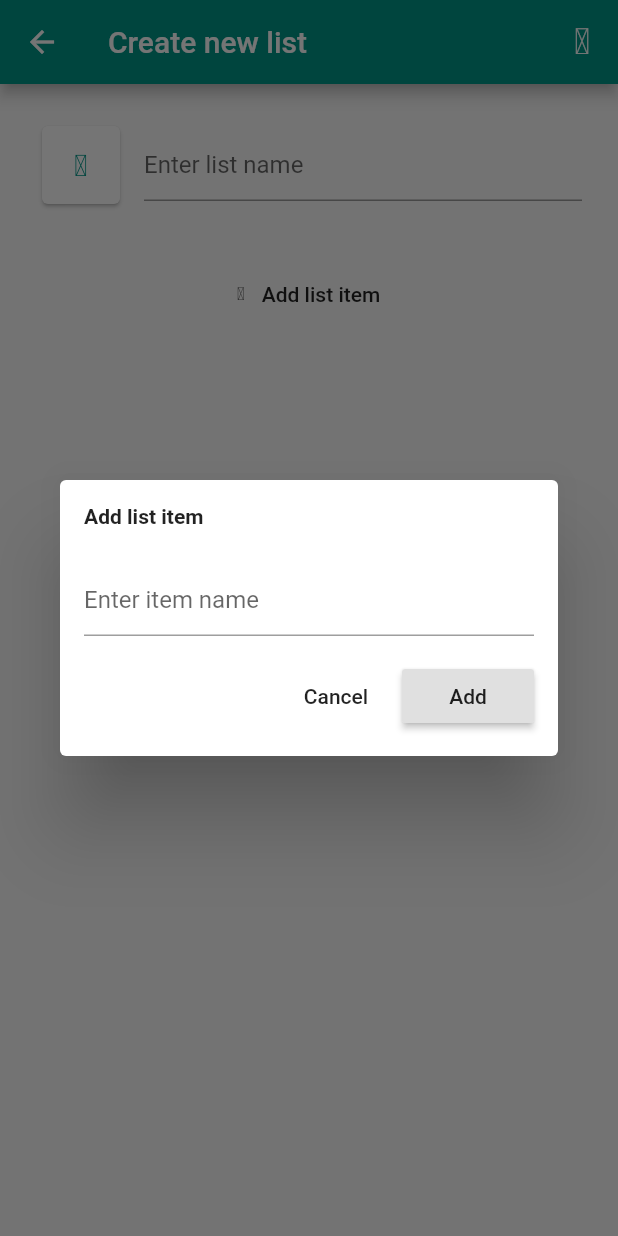
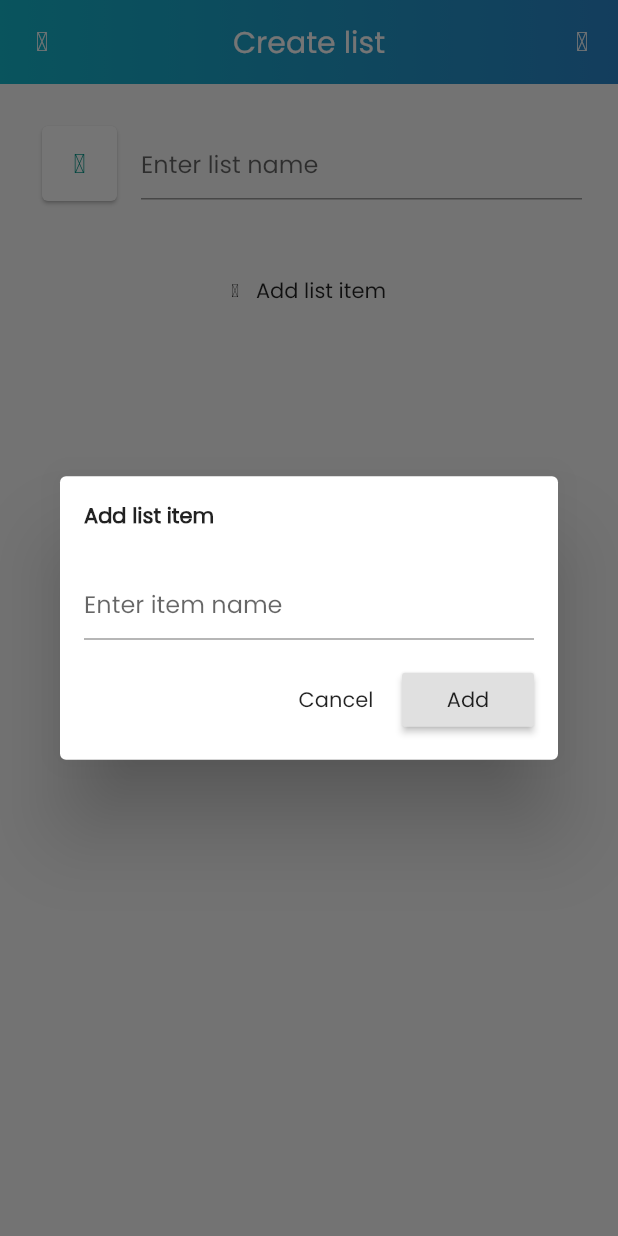
Before and after one commit to shyrwinsia/dcydr, a Flutter app: the AddListPage screen opened directly, after a tap on "Add list item", on a phone screen of 412 x 824 dp. Run offline on Flutter 3.47's test engine with Material 2 defaults, Android fonts, the phone set to English and light mode, and no system bars; our stand-ins replace font_awesome_flutter, gradient_app_bar, sembast; missing offline and left inert: flat_icons_flutter; Roboto replaces fonts that are missing (Raleway).

Commit message:
Prettier UI

```diff
--- a/lib/data/types.dart
+++ b/lib/data/types.dart
@@ -42,71 +42,59 @@
 
   static Icon iconFromType(String type) {
     switch (type.toLowerCase()) {
-      case 'people':
+      case 'user':
         return Icon(
           FlatIcons.user,
-          color: Colors.lightBlue,
-          size: 20,
+          color: Colors.blue,
+          size: 18,
         );
-      case 'objects':
+      case 'star':
         return Icon(
-          FlatIcons.user,
-          color: Colors.brown,
-          size: 20,
+          FlatIcons.star,
+          color: Colors.orange,
+          size: 18,
         );
-      case 'places':
+      case 'location':
         return Icon(
-          FlatIcons.pin,
+          FlatIcons.map_location,
           color: Colors.red,
-          size: 20,
+          size: 18,
         );
-      case 'food':
+      case 'megaphone':
         return Icon(
-          FlatIcons.user,
-          color: Colors.green,
-          size: 20,
+          FlatIcons.megaphone,
+          color: Colors.purple,
+          size: 18,
         );
-      case 'animals':
+      case 'diamond':
         return Icon(
-          FlatIcons.user,
-          color: Colors.orange,
-          size: 20,
+          FlatIcons.diamond,
+          color: Colors.indigo,
+          size: 18,
         );
-      case 'music':
+      case 'tag':
         return Icon(
-          FlatIcons.user,
-          color: Colors.purple,
-          size: 20,
+          FlatIcons.price_tag,
+          color: Colors.cyan,
+          size: 18,
         );
-      case 'games':
+      case 'idea':
         return Icon(
-          FlatIcons.user,
-          color: Colors.indigo,
-          size: 20,
+          FlatIcons.idea,
+          color: Colors.amber,
+          size: 18,
         );
-      case 'activities':
+      case 'list':
         return Icon(
-          FlatIcons.user,
-          color: Colors.deepPurple,
-          size: 20,
-        );
-      case 'transportation':
-        return Icon(
-          FlatIcons.user,
-          color: Colors.deepOrange,
-          size: 20,
-        );
-      case 'random':
-        return Icon(
-          FlatIcons.user,
-          color: Colors.blueGrey,
-          size: 20,
+          FlatIcons.list,
+          color: Colors.teal,
+          size: 18,
         );
       default:
         return Icon(
-          FlatIcons.user,
+          FlatIcons.list,
           color: Colors.teal,
-          size: 20,
+          size: 18,
         );
     }
   }
--- a/lib/pages/addlistpage.dart
+++ b/lib/pages/addlistpage.dart
@@ -1,6 +1,7 @@
 import 'package:choosr/data/types.dart';
 import 'package:flat_icons_flutter/flat_icons_flutter.dart';
 import 'package:flutter/material.dart';
+import 'package:gradient_app_bar/gradient_app_bar.dart';
 
 class AddListPage extends StatefulWidget {
   @override
@@ -14,14 +15,30 @@
   @override
   Widget build(BuildContext context) {
     return Scaffold(
-      appBar: AppBar(
-        title: Text('Create new list'),
+      appBar: GradientAppBar(
+        backgroundColorStart: const Color(0xff13b6cb),
+        backgroundColorEnd: const Color(0xff2a86cb),
+        centerTitle: true,
+        title: Text("Create list"),
+        leading: IconButton(
+          icon: Icon(
+            FlatIcons.con_left_arrow_1_a,
+            size: 18,
+          ),
+          onPressed: () {
+            Navigator.pop(context);
+          },
+        ),
+        elevation: 0,
         actions: <Widget>[
           IconButton(
             onPressed: () {
               Navigator.pop(context);
             },
-            icon: Icon(FlatIcons.save),
+            icon: Icon(
+              FlatIcons.save,
+              size: 18,
+            ),
           )
         ],
       ),
--- a/pubspec.yaml
+++ b/pubspec.yaml
@@ -3,7 +3,7 @@
 version: 1.0.0+1
 
 environment:
-  sdk: '>=2.2.0 <3.0.0'
+  sdk: ">=2.2.0 <3.0.0"
 
 dependencies:
   flutter:
@@ -15,6 +15,7 @@
   # Used for BLoC state management
   flutter_bloc: ^0.21.0
   equatable: ^0.6.0
+  gradient_app_bar: ^0.0.1
 dev_dependencies:
   flutter_test:
     sdk: flutter
```
Also changed, not shown: lib/main.dart (+9 -9 lines), lib/pages/homepage.dart (+67 -13 lines), pubspec.lock.
